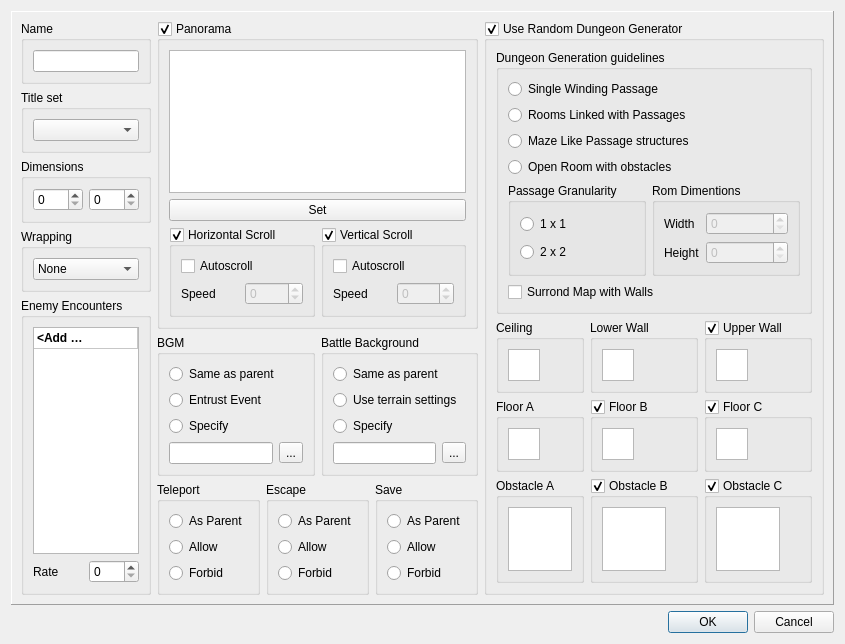
Old version of the form src/dialogmapproperties.ui in the repository MarianoGnu/Editor-Qt.
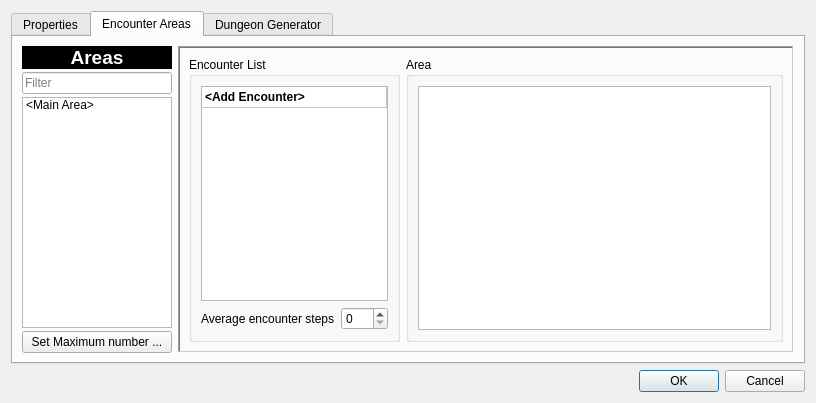
New version of the form. The open tabs and pages were chosen to show the change.

Commit message: New layout for map properties. Also modify actionMapProperties behave to open selected map on demand.

What changed in the file:
```diff
--- a/src/dialogmapproperties.ui
+++ b/src/dialogmapproperties.ui
@@ -6,8 +6,8 @@
    <rect>
     <x>0</x>
     <y>0</y>
-    <width>778</width>
-    <height>591</height>
+    <width>816</width>
+    <height>366</height>
    </rect>
   </property>
   <property name="windowTitle">
@@ -15,18 +15,23 @@
   </property>
   <layout class="QVBoxLayout" name="verticalLayout">
    <item>
-    <widget class="QFrame" name="frame">
-     <property name="frameShape">
-      <enum>QFrame::Panel</enum>
+    <widget class="QTabWidget" name="tabWidget">
+     <property name="currentIndex">
+      <number>0</number>
      </property>
-     <property name="frameShadow">
-      <enum>QFrame::Raised</enum>
-     </property>
-     <layout class="QHBoxLayout" name="horizontalLayout_3">
-      <item>
-       <layout class="QVBoxLayout" name="verticalLayout_19">
-        <item>
+     <widget class="QWidget" name="tab_3">
+      <attribute name="title">
+       <string>Properties</string>
+      </attribute>
+      <layout class="QGridLayout" name="gridLayout_2">
+       <item row="0" column="0">
          <widget class="QGroupBox" name="groupBox">
+         <property name="sizePolicy">
+          <sizepolicy hsizetype="Preferred" vsizetype="Preferred">
+           <horstretch>1</horstretch>
+           <verstretch>0</verstretch>
+          </sizepolicy>
+         </property>
           <property name="title">
            <string>Name</string>
           </property>
@@ -37,145 +42,12 @@
           </layout>
          </widget>
         </item>
-        <item>
-         <widget class="QGroupBox" name="groupBox_2">
-          <property name="title">
-           <string>Title set</string>
-          </property>
-          <layout class="QVBoxLayout" name="verticalLayout_9">
-           <item>
-            <widget class="QComboBox" name="comboTileset"/>
-           </item>
-          </layout>
-         </widget>
-        </item>
-        <item>
-         <widget class="QGroupBox" name="groupBox_4">
-          <property name="title">
-           <string>Dimensions</string>
-          </property>
-          <layout class="QHBoxLayout" name="horizontalLayout_7">
-           <item>
-            <widget class="QSpinBox" name="spinWidth"/>
-           </item>
-           <item>
-            <widget class="QSpinBox" name="spinHeight"/>
-           </item>
-          </layout>
-         </widget>
-        </item>
-        <item>
-         <widget class="QGroupBox" name="groupBox_3">
-          <property name="title">
-           <string>Wrapping</string>
-          </property>
-          <layout class="QVBoxLayout" name="verticalLayout_8">
-           <item>
-            <widget class="QComboBox" name="comboWrapping">
-             <item>
-              <property name="text">
-               <string>None</string>
-              </property>
-             </item>
-             <item>
-              <property name="text">
-               <string>Vertical</string>
-              </property>
-             </item>
-             <item>
-              <property name="text">
-               <string>Horizontal</string>
-              </property>
-             </item>
-             <item>
-              <property name="text">
-               <string>Both</string>
-              </property>
-             </item>
-            </widget>
-           </item>
-          </layout>
-         </widget>
-        </item>
-        <item>
-         <widget class="QGroupBox" name="groupBox_5">
-          <property name="title">
-           <string>Enemy Encounters</string>
-          </property>
-          <layout class="QVBoxLayout" name="verticalLayout_7">
-           <item>
-            <widget class="QTableWidget" name="tableEncounters">
-             <attribute name="horizontalHeaderVisible">
-              <bool>false</bool>
-             </attribute>
-             <attribute name="horizontalHeaderStretchLastSection">
-              <bool>true</bool>
-             </attribute>
-             <attribute name="verticalHeaderVisible">
-              <bool>false</bool>
-             </attribute>
-             <attribute name="verticalHeaderDefaultSectionSize">
-              <number>21</number>
-             </attribute>
-             <row>
-              <property name="text">
-               <string/>
-              </property>
-             </row>
-             <column>
-              <property name="text">
-               <string>Name</string>
-              </property>
-             </column>
-             <item row="0" column="0">
-              <property name="text">
-               <string>&lt;Add Encounter&gt;</string>
-              </property>
-              <property name="font">
-               <font>
-                <weight>75</weight>
-                <bold>true</bold>
-               </font>
-              </property>
-              <property name="foreground">
-               <brush brushstyle="NoBrush">
-                <color alpha="255">
-                 <red>85</red>
-                 <green>170</green>
-                 <blue>0</blue>
-                </color>
-               </brush>
-              </property>
-             </item>
-            </widget>
-           </item>
-           <item>
-            <layout class="QHBoxLayout" name="horizontalLayout_6">
-             <item>
-              <widget class="QLabel" name="label">
-               <property name="text">
-                <string>Rate</string>
-               </property>
-              </widget>
-             </item>
-             <item>
-              <widget class="QSpinBox" name="spinEncontrerRate"/>
-             </item>
-            </layout>
-           </item>
-          </layout>
-         </widget>
-        </item>
-       </layout>
-      </item>
-      <item>
-       <layout class="QGridLayout" name="gridLayout_2">
-        <item row="0" column="0" colspan="4">
+       <item row="0" column="1" rowspan="4">
          <widget class="QGroupBox" name="groupPanorama">
           <property name="sizePolicy">
            <sizepolicy hsizetype="Preferred" vsizetype="Preferred">
-            <horstretch>2</horstretch>
-            <verstretch>2</verstretch>
+           <horstretch>20</horstretch>
+           <verstretch>0</verstretch>
            </sizepolicy>
           </property>
           <property name="title">
@@ -185,17 +57,31 @@
            <bool>true</bool>
           </property>
           <layout class="QGridLayout" name="gridLayout_4">
-           <item row="0" column="0" colspan="2">
-            <widget class="QGraphicsView" name="graphicsPanorama"/>
-           </item>
-           <item row="1" column="0" colspan="2">
-            <widget class="QPushButton" name="pushSetPanorama">
-             <property name="text">
-              <string>Set</string>
+          <item row="0" column="0">
+           <widget class="QGraphicsView" name="graphicsPanorama">
+            <property name="sizePolicy">
+             <sizepolicy hsizetype="Expanding" vsizetype="Expanding">
+              <horstretch>20</horstretch>
+              <verstretch>0</verstretch>
+             </sizepolicy>
+            </property>
+            <property name="verticalScrollBarPolicy">
+             <enum>Qt::ScrollBarAlwaysOff</enum>
+            </property>
+            <property name="horizontalScrollBarPolicy">
+             <enum>Qt::ScrollBarAlwaysOff</enum>
+            </property>
+            <property name="dragMode">
+             <enum>QGraphicsView::ScrollHandDrag</enum>
+            </property>
+            <property name="resizeAnchor">
+             <enum>QGraphicsView::AnchorViewCenter</enum>
              </property>
             </widget>
            </item>
-           <item row="2" column="0">
+          <item row="0" column="1" rowspan="2">
+           <layout class="QVBoxLayout" name="verticalLayout_5">
+            <item>
             <widget class="QGroupBox" name="groupHorizontalScroll">
              <property name="title">
               <string>Horizontal Scroll</string>
@@ -247,7 +133,7 @@
              </layout>
             </widget>
            </item>
-           <item row="2" column="1">
+            <item>
             <widget class="QGroupBox" name="groupVerticalScroll">
              <property name="title">
               <string>Vertical Scroll</string>
@@ -299,11 +185,42 @@
              </layout>
             </widget>
            </item>
-          </layout>
-         </widget>
-        </item>
-        <item row="1" column="0" colspan="2">
+            <item>
+             <widget class="QWidget" name="widget" native="true">
+              <property name="sizePolicy">
+               <sizepolicy hsizetype="Preferred" vsizetype="Preferred">
+                <horstretch>0</horstretch>
+                <verstretch>1</verstretch>
+               </sizepolicy>
+              </property>
+             </widget>
+            </item>
+           </layout>
+          </item>
+          <item row="1" column="0">
+           <widget class="QPushButton" name="pushSetPanorama">
+            <property name="sizePolicy">
+             <sizepolicy hsizetype="Minimum" vsizetype="Fixed">
+              <horstretch>20</horstretch>
+              <verstretch>0</verstretch>
+             </sizepolicy>
+            </property>
+            <property name="text">
+             <string>Set</string>
+            </property>
+           </widget>
+          </item>
+         </layout>
+        </widget>
+       </item>
+       <item row="0" column="2" rowspan="2" colspan="2">
          <widget class="QGroupBox" name="groupBox_15">
+         <property name="sizePolicy">
+          <sizepolicy hsizetype="Preferred" vsizetype="Preferred">
+           <horstretch>1</horstretch>
+           <verstretch>0</verstretch>
+          </sizepolicy>
+         </property>
           <property name="title">
            <string>BGM</string>
           </property>
@@ -335,7 +252,7 @@
               <widget class="QLineEdit" name="lineBGMname">
                <property name="sizePolicy">
                 <sizepolicy hsizetype="Expanding" vsizetype="Fixed">
-                 <horstretch>1</horstretch>
+                <horstretch>0</horstretch>
                  <verstretch>0</verstretch>
                 </sizepolicy>
                </property>
@@ -353,8 +270,14 @@
           </layout>
          </widget>
         </item>
-        <item row="1" column="2" colspan="2">
+       <item row="0" column="4" rowspan="2" colspan="2">
          <widget class="QGroupBox" name="groupBox_16">
+         <property name="sizePolicy">
+          <sizepolicy hsizetype="Preferred" vsizetype="Preferred">
+           <horstretch>1</horstretch>
+           <verstretch>0</verstretch>
+          </sizepolicy>
+         </property>
           <property name="title">
            <string>Battle Background</string>
           </property>
@@ -397,7 +320,60 @@
           </layout>
          </widget>
         </item>
+       <item row="1" column="0">
+        <widget class="QGroupBox" name="groupBox_2">
+         <property name="sizePolicy">
+          <sizepolicy hsizetype="Preferred" vsizetype="Preferred">
+           <horstretch>1</horstretch>
+           <verstretch>0</verstretch>
+          </sizepolicy>
+         </property>
+         <property name="title">
+          <string>Title set</string>
+         </property>
+         <layout class="QVBoxLayout" name="verticalLayout_9">
+          <item>
+           <widget class="QComboBox" name="comboTileset"/>
+          </item>
+         </layout>
+        </widget>
+       </item>
         <item row="2" column="0">
+        <widget class="QGroupBox" name="groupBox_4">
+         <property name="sizePolicy">
+          <sizepolicy hsizetype="Preferred" vsizetype="Preferred">
+           <horstretch>1</horstretch>
+           <verstretch>0</verstretch>
+          </sizepolicy>
+         </property>
+         <property name="title">
+          <string>Dimensions</string>
+         </property>
+         <layout class="QHBoxLayout" name="horizontalLayout_7">
+          <item>
+           <widget class="QSpinBox" name="spinWidth">
+            <property name="minimum">
+             <number>20</number>
+            </property>
+            <property name="maximum">
+             <number>500</number>
+            </property>
+           </widget>
+          </item>
+          <item>
+           <widget class="QSpinBox" name="spinHeight">
+            <property name="minimum">
+             <number>15</number>
+            </property>
+            <property name="maximum">
+             <number>500</number>
+            </property>
+           </widget>
+          </item>
+         </layout>
+        </widget>
+       </item>
+       <item row="2" column="2" rowspan="2">
          <widget class="QGroupBox" name="groupBox_12">
           <property name="title">
            <string>Teleport</string>
@@ -427,7 +403,7 @@
           </layout>
          </widget>
         </item>
-        <item row="2" column="1" colspan="2">
+       <item row="2" column="3" rowspan="2" colspan="2">
          <widget class="QGroupBox" name="groupBox_13">
           <property name="title">
            <string>Escape</string>
@@ -457,7 +433,7 @@
           </layout>
          </widget>
         </item>
-        <item row="2" column="3">
+       <item row="2" column="5" rowspan="2">
          <widget class="QGroupBox" name="groupBox_14">
           <property name="title">
            <string>Save</string>
@@ -487,8 +463,654 @@
           </layout>
          </widget>
         </item>
-       </layout>
-      </item>
+       <item row="3" column="0">
+        <widget class="QGroupBox" name="groupBox_3">
+         <property name="sizePolicy">
+          <sizepolicy hsizetype="Preferred" vsizetype="Preferred">
+           <horstretch>1</horstretch>
+           <verstretch>0</verstretch>
+          </sizepolicy>
+         </property>
+         <property name="title">
+          <string>Wrapping</string>
+         </property>
+         <layout class="QVBoxLayout" name="verticalLayout_8">
+          <item>
+           <widget class="QComboBox" name="comboWrapping">
+            <item>
+             <property name="text">
+              <string>None</string>
+             </property>
+            </item>
+            <item>
+             <property name="text">
+              <string>Vertical</string>
+             </property>
+            </item>
+            <item>
+             <property name="text">
+              <string>Horizontal</string>
+             </property>
+            </item>
+            <item>
+             <property name="text">
+              <string>Both</string>
+             </property>
+            </item>
+           </widget>
+          </item>
+         </layout>
+        </widget>
+       </item>
+      </layout>
+     </widget>
+     <widget class="QWidget" name="tab">
+      <attribute name="title">
+       <string>Encounter Areas</string>
+      </attribute>
+      <layout class="QHBoxLayout" name="horizontalLayout_12">
+       <item>
+        <layout class="QVBoxLayout" name="_3">
+         <property name="spacing">
+          <number>3</number>
+         </property>
+         <item>
+          <widget class="QLabel" name="label_11">
+           <property name="palette">
+            <palette>
+             <active>
+              <colorrole role="WindowText">
+               <brush brushstyle="SolidPattern">
+                <color alpha="255">
+                 <red>255</red>
+                 <green>255</green>
+                 <blue>255</blue>
+                </color>
+               </brush>
+              </colorrole>
+              <colorrole role="Button">
+               <brush brushstyle="SolidPattern">
+                <color alpha="255">
+                 <red>0</red>
+                 <green>0</green>
+                 <blue>0</blue>
+                </color>
+               </brush>
+              </colorrole>
+              <colorrole role="Light">
+               <brush brushstyle="SolidPattern">
+                <color alpha="255">
+                 <red>0</red>
+                 <green>0</green>
+                 <blue>0</blue>
+                </color>
+               </brush>
+              </colorrole>
+              <colorrole role="Midlight">
+               <brush brushstyle="SolidPattern">
+                <color alpha="255">
+                 <red>0</red>
+                 <green>0</green>
+                 <blue>0</blue>
+                </color>
+               </brush>
+              </colorrole>
+              <colorrole role="Dark">
+               <brush brushstyle="SolidPattern">
+                <color alpha="255">
+                 <red>0</red>
+                 <green>0</green>
+                 <blue>0</blue>
+                </color>
+               </brush>
+              </colorrole>
+              <colorrole role="Mid">
+               <brush brushstyle="SolidPattern">
+                <color alpha="255">
+                 <red>0</red>
+                 <green>0</green>
+                 <blue>0</blue>
+                </color>
+               </brush>
+              </colorrole>
+              <colorrole role="Text">
+               <brush brushstyle="SolidPattern">
+                <color alpha="255">
+                 <red>255</red>
+                 <green>255</green>
+                 <blue>255</blue>
+                </color>
+               </brush>
+              </colorrole>
+              <colorrole role="BrightText">
+               <brush brushstyle="SolidPattern">
+                <color alpha="255">
+                 <red>255</red>
+                 <green>255</green>
+                 <blue>255</blue>
+                </color>
+               </brush>
+              </colorrole>
+              <colorrole role="ButtonText">
+               <brush brushstyle="SolidPattern">
+                <color alpha="255">
+                 <red>255</red>
+                 <green>255</green>
+                 <blue>255</blue>
+                </color>
+               </brush>
+              </colorrole>
+              <colorrole role="Base">
+               <brush brushstyle="SolidPattern">
+                <color alpha="255">
+                 <red>0</red>
+                 <green>0</green>
+                 <blue>0</blue>
+                </color>
+               </brush>
+              </colorrole>
+              <colorrole role="Window">
+               <brush brushstyle="SolidPattern">
+                <color alpha="255">
+                 <red>0</red>
+                 <green>0</green>
+                 <blue>0</blue>
+                </color>
+               </brush>
+              </colorrole>
+              <colorrole role="Shadow">
+               <brush brushstyle="SolidPattern">
+                <color alpha="255">
+                 <red>0</red>
+                 <green>0</green>
+                 <blue>0</blue>
+                </color>
+               </brush>
+              </colorrole>
+              <colorrole role="AlternateBase">
+               <brush brushstyle="SolidPattern">
+                <color alpha="255">
+                 <red>0</red>
+                 <green>0</green>
+                 <blue>0</blue>
+                </color>
+               </brush>
+              </colorrole>
+              <colorrole role="ToolTipBase">
+               <brush brushstyle="SolidPattern">
+                <color alpha="255">
+                 <red>255</red>
+                 <green>255</green>
+                 <blue>220</blue>
+                </color>
+               </brush>
+              </colorrole>
+              <colorrole role="ToolTipText">
+               <brush brushstyle="SolidPattern">
+                <color alpha="255">
+                 <red>0</red>
+                 <green>0</green>
+                 <blue>0</blue>
+                </color>
+               </brush>
+              </colorrole>
+             </active>
+             <inactive>
+              <colorrole role="WindowText">
+               <brush brushstyle="SolidPattern">
+                <color alpha="255">
+                 <red>255</red>
+                 <green>255</green>
+                 <blue>255</blue>
+                </color>
+               </brush>
+              </colorrole>
+              <colorrole role="Button">
+               <brush brushstyle="SolidPattern">
+                <color alpha="255">
+                 <red>0</red>
+                 <green>0</green>
+                 <blue>0</blue>
+                </color>
+               </brush>
+              </colorrole>
+              <colorrole role="Light">
+               <brush brushstyle="SolidPattern">
+                <color alpha="255">
+                 <red>0</red>
+                 <green>0</green>
+                 <blue>0</blue>
+                </color>
+               </brush>
+              </colorrole>
+              <colorrole role="Midlight">
+               <brush brushstyle="SolidPattern">
+                <color alpha="255">
+                 <red>0</red>
+                 <green>0</green>
+                 <blue>0</blue>
+                </color>
+               </brush>
+              </colorrole>
+              <colorrole role="Dark">
+               <brush brushstyle="SolidPattern">
+                <color alpha="255">
+                 <red>0</red>
+                 <green>0</green>
+                 <blue>0</blue>
+                </color>
+               </brush>
+              </colorrole>
+              <colorrole role="Mid">
+               <brush brushstyle="SolidPattern">
+                <color alpha="255">
+                 <red>0</red>
+                 <green>0</green>
+                 <blue>0</blue>
+                </color>
+               </brush>
+              </colorrole>
+              <colorrole role="Text">
+               <brush brushstyle="SolidPattern">
+                <color alpha="255">
+                 <red>255</red>
+                 <green>255</green>
+                 <blue>255</blue>
+                </color>
+               </brush>
+              </colorrole>
+              <colorrole role="BrightText">
+               <brush brushstyle="SolidPattern">
+                <color alpha="255">
+                 <red>255</red>
+                 <green>255</green>
+                 <blue>255</blue>
+                </color>
+               </brush>
+              </colorrole>
+              <colorrole role="ButtonText">
+               <brush brushstyle="SolidPattern">
+                <color alpha="255">
+                 <red>255</red>
+                 <green>255</green>
+                 <blue>255</blue>
+                </color>
+               </brush>
+              </colorrole>
+              <colorrole role="Base">
+               <brush brushstyle="SolidPattern">
+                <color alpha="255">
+                 <red>0</red>
+                 <green>0</green>
+                 <blue>0</blue>
+                </color>
+               </brush>
+              </colorrole>
+              <colorrole role="Window">
+               <brush brushstyle="SolidPattern">
+                <color alpha="255">
+                 <red>0</red>
+                 <green>0</green>
+                 <blue>0</blue>
+                </color>
+               </brush>
+              </colorrole>
+              <colorrole role="Shadow">
+               <brush brushstyle="SolidPattern">
+                <color alpha="255">
+                 <red>0</red>
+                 <green>0</green>
+                 <blue>0</blue>
+                </color>
+               </brush>
+              </colorrole>
+              <colorrole role="AlternateBase">
+               <brush brushstyle="SolidPattern">
+                <color alpha="255">
+                 <red>0</red>
+                 <green>0</green>
+                 <blue>0</blue>
+                </color>
+               </brush>
+              </colorrole>
+              <colorrole role="ToolTipBase">
+               <brush brushstyle="SolidPattern">
+                <color alpha="255">
+                 <red>255</red>
+                 <green>255</green>
+                 <blue>220</blue>
+                </color>
+               </brush>
+              </colorrole>
+              <colorrole role="ToolTipText">
+               <brush brushstyle="SolidPattern">
+                <color alpha="255">
+                 <red>0</red>
+                 <green>0</green>
+                 <blue>0</blue>
+                </color>
+               </brush>
+              </colorrole>
+             </inactive>
+             <disabled>
+              <colorrole role="WindowText">
+               <brush brushstyle="SolidPattern">
+                <color alpha="255">
+                 <red>0</red>
+                 <green>0</green>
+                 <blue>0</blue>
+                </color>
+               </brush>
+              </colorrole>
+              <colorrole role="Button">
+               <brush brushstyle="SolidPattern">
+                <color alpha="255">
+                 <red>0</red>
+                 <green>0</green>
+                 <blue>0</blue>
+                </color>
+               </brush>
+              </colorrole>
+              <colorrole role="Light">
+               <brush brushstyle="SolidPattern">
+                <color alpha="255">
+                 <red>0</red>
+                 <green>0</green>
+                 <blue>0</blue>
+                </color>
+               </brush>
+              </colorrole>
+              <colorrole role="Midlight">
+               <brush brushstyle="SolidPattern">
+                <color alpha="255">
+                 <red>0</red>
+                 <green>0</green>
+                 <blue>0</blue>
+                </color>
+               </brush>
+              </colorrole>
+              <colorrole role="Dark">
+               <brush brushstyle="SolidPattern">
+                <color alpha="255">
+                 <red>0</red>
+                 <green>0</green>
+                 <blue>0</blue>
+                </color>
+               </brush>
+              </colorrole>
+              <colorrole role="Mid">
+               <brush brushstyle="SolidPattern">
+                <color alpha="255">
+                 <red>0</red>
+                 <green>0</green>
+                 <blue>0</blue>
+                </color>
+               </brush>
+              </colorrole>
+              <colorrole role="Text">
+               <brush brushstyle="SolidPattern">
+                <color alpha="255">
+                 <red>0</red>
+                 <green>0</green>
+                 <blue>0</blue>
+                </color>
+               </brush>
+              </colorrole>
+              <colorrole role="BrightText">
+               <brush brushstyle="SolidPattern">
+                <color alpha="255">
+                 <red>255</red>
+                 <green>255</green>
+                 <blue>255</blue>
+                </color>
+               </brush>
+              </colorrole>
+              <colorrole role="ButtonText">
+               <brush brushstyle="SolidPattern">
+                <color alpha="255">
+                 <red>0</red>
+                 <green>0</green>
+                 <blue>0</blue>
+                </color>
+               </brush>
+              </colorrole>
+              <colorrole role="Base">
+               <brush brushstyle="SolidPattern">
+                <color alpha="255">
+                 <red>0</red>
+                 <green>0</green>
+                 <blue>0</blue>
+                </color>
+               </brush>
+              </colorrole>
+              <colorrole role="Window">
+               <brush brushstyle="SolidPattern">
+                <color alpha="255">
+                 <red>0</red>
+                 <green>0</green>
+                 <blue>0</blue>
+                </color>
+               </brush>
+              </colorrole>
+              <colorrole role="Shadow">
+               <brush brushstyle="SolidPattern">
+                <color alpha="255">
+                 <red>0</red>
+                 <green>0</green>
+                 <blue>0</blue>
+                </color>
+               </brush>
+              </colorrole>
+              <colorrole role="AlternateBase">
+               <brush brushstyle="SolidPattern">
+                <color alpha="255">
+                 <red>0</red>
+                 <green>0</green>
+                 <blue>0</blue>
+                </color>
+               </brush>
+              </colorrole>
+              <colorrole role="ToolTipBase">
+               <brush brushstyle="SolidPattern">
+                <color alpha="255">
+                 <red>255</red>
+                 <green>255</green>
+                 <blue>220</blue>
+                </color>
+               </brush>
+              </colorrole>
+              <colorrole role="ToolTipText">
+               <brush brushstyle="SolidPattern">
+                <color alpha="255">
+                 <red>0</red>
+                 <green>0</green>
+                 <blue>0</blue>
+                </color>
+               </brush>
+              </colorrole>
+             </disabled>
+            </palette>
+           </property>
+           <property name="font">
+            <font>
+             <pointsize>14</pointsize>
+             <weight>75</weight>
+             <bold>true</bold>
+            </font>
+           </property>
+           <property name="autoFillBackground">
+            <bool>true</bool>
+           </property>
+           <property name="text">
+            <string>Areas</string>
+           </property>
+           <property name="alignment">
+            <set>Qt::AlignCenter</set>
+           </property>
+          </widget>
+         </item>
+         <item>
+          <widget class="QLineEdit" name="lineListFilter">
+           <property name="placeholderText">
+            <string>Filter</string>
+           </property>
+          </widget>
+         </item>
+         <item>
+          <widget class="QListWidget" name="listAreas">
+           <property name="maximumSize">
+            <size>
+             <width>150</width>
+             <height>16777215</height>
+            </size>
+           </property>
+           <property name="selectionRectVisible">
+            <bool>true</bool>
+           </property>
+           <item>
+            <property name="text">
+             <string>&lt;Main Area&gt;</string>
+            </property>
+           </item>
+          </widget>
+         </item>
+         <item>
+          <widget class="QPushButton" name="pushAreasMax">
+           <property name="text">
+            <string>Set Maximum number ...</string>
+           </property>
+          </widget>
+         </item>
+        </layout>
+       </item>
+       <item>
+        <widget class="QFrame" name="frame_32">
+         <property name="sizePolicy">
+          <sizepolicy hsizetype="Preferred" vsizetype="Preferred">
+           <horstretch>1</horstretch>
+           <verstretch>0</verstretch>
+          </sizepolicy>
+         </property>
+         <property name="frameShape">
+          <enum>QFrame::WinPanel</enum>
+         </property>
+         <property name="frameShadow">
+          <enum>QFrame::Sunken</enum>
+         </property>
+         <layout class="QGridLayout" name="gridLayout_5">
+          <item row="0" column="0">
+           <widget class="QGroupBox" name="groupBox_5">
+            <property name="sizePolicy">
+             <sizepolicy hsizetype="Preferred" vsizetype="Preferred">
+              <horstretch>1</horstretch>
+              <verstretch>0</verstretch>
+             </sizepolicy>
+            </property>
+            <property name="title">
+             <string>Encounter List</string>
+            </property>
+            <layout class="QVBoxLayout" name="verticalLayout_4">
+             <item>
+              <widget class="QTableWidget" name="tableEncounters">
+               <attribute name="horizontalHeaderVisible">
+                <bool>false</bool>
+               </attribute>
+               <attribute name="horizontalHeaderStretchLastSection">
+                <bool>true</bool>
+               </attribute>
+               <attribute name="verticalHeaderVisible">
+                <bool>false</bool>
+               </attribute>
+               <attribute name="verticalHeaderDefaultSectionSize">
+                <number>21</number>
+               </attribute>
+               <row>
+                <property name="text">
+                 <string/>
+                </property>
+               </row>
+               <column>
+                <property name="text">
+                 <string>Name</string>
+                </property>
+               </column>
+               <item row="0" column="0">
+                <property name="text">
+                 <string>&lt;Add Encounter&gt;</string>
+                </property>
+                <property name="font">
+                 <font>
+                  <weight>75</weight>
+                  <bold>true</bold>
+                 </font>
+                </property>
+                <property name="foreground">
+                 <brush brushstyle="NoBrush">
+                  <color alpha="255">
+                   <red>85</red>
+                   <green>170</green>
+                   <blue>0</blue>
+                  </color>
+                 </brush>
+                </property>
+               </item>
+              </widget>
+             </item>
+             <item>
+              <layout class="QHBoxLayout" name="_2">
+               <item>
+                <widget class="QLabel" name="label">
+                 <property name="text">
+                  <string>Average encounter steps</string>
+                 </property>
+                </widget>
+               </item>
+               <item>
+                <widget class="QSpinBox" name="spinEncontrerRate">
+                 <property name="sizePolicy">
+                  <sizepolicy hsizetype="Maximum" vsizetype="Fixed">
+                   <horstretch>1</horstretch>
+                   <verstretch>0</verstretch>
+                  </sizepolicy>
+                 </property>
+                 <property name="maximum">
+                  <number>999</number>
+                 </property>
+                </widget>
+               </item>
+              </layout>
+             </item>
+            </layout>
+           </widget>
+          </item>
+          <item row="0" column="1">
+           <widget class="QGroupBox" name="groupBox_6">
+            <property name="sizePolicy">
+             <sizepolicy hsizetype="Preferred" vsizetype="Preferred">
+              <horstretch>20</horstretch>
+              <verstretch>0</verstretch>
+             </sizepolicy>
+            </property>
+            <property name="title">
+             <string>Area</string>
+            </property>
+            <layout class="QHBoxLayout" name="horizontalLayout_13">
+             <item>
+              <widget class="QGraphicsView" name="graphicsView"/>
+             </item>
+            </layout>
+           </widget>
+          </item>
+         </layout>
+        </widget>
+       </item>
+      </layout>
+     </widget>
+     <widget class="QWidget" name="tab_2">
+      <attribute name="title">
+       <string>Dungeon Generator</string>
+      </attribute>
+      <layout class="QHBoxLayout" name="horizontalLayout_4">
       <item>
        <widget class="QGroupBox" name="groupUseGenerator">
         <property name="sizePolicy">
@@ -503,9 +1125,15 @@
         <property name="checkable">
          <bool>true</bool>
         </property>
-        <layout class="QVBoxLayout" name="verticalLayout_18">
+         <layout class="QHBoxLayout" name="horizontalLayout_15">
          <item>
           <widget class="QGroupBox" name="groupBox_17">
+            <property name="sizePolicy">
+             <sizepolicy hsizetype="Preferred" vsizetype="Preferred">
+              <horstretch>1</horstretch>
+              <verstretch>0</verstretch>
+             </sizepolicy>
+            </property>
            <property name="title">
             <string>Dungeon Generation guidelines</string>
            </property>
@@ -565,12 +1193,6 @@
               </item>
               <item>
                <widget class="QGroupBox" name="groupBox_27">
-                <property name="sizePolicy">
-                 <sizepolicy hsizetype="Preferred" vsizetype="Preferred">
-                  <horstretch>1</horstretch>
-                  <verstretch>0</verstretch>
-                 </sizepolicy>
-                </property>
                 <property name="title">
                  <string>Rom Dimentions</string>
                 </property>
@@ -590,12 +1212,6 @@
                    <property name="enabled">
                     <bool>false</bool>
                    </property>
-                   <property name="sizePolicy">
-                    <sizepolicy hsizetype="Minimum" vsizetype="Fixed">
-                     <horstretch>1</horstretch>
-                     <verstretch>0</verstretch>
-                    </sizepolicy>
-                   </property>
                   </widget>
                  </item>
                  <item row="1" column="0">
@@ -933,6 +1549,7 @@
       </item>
      </layout>
     </widget>
+    </widget>
    </item>
    <item>
     <widget class="QDialogButtonBox" name="buttonBox">
```
Left out of the diff: 40 changed lines with no effect on the pictures. Lines whose indentation alone changed are shown as unchanged. The commit also changes 11 other files.
